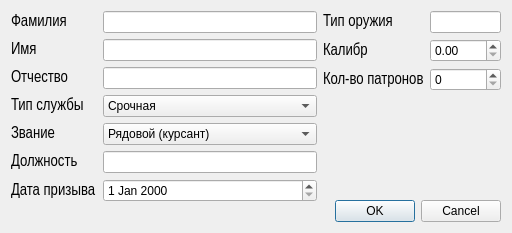
Before: the Qt Designer form addsoldierdialog.ui in DNDCpp/QT_army_project, drawn with Qt 5.
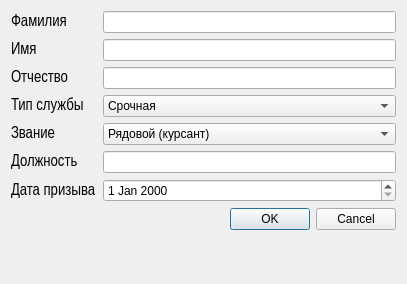
After: the same form once the commit is applied.

Commit message: Рефакторинг widget.cpp

What changed in the file:
```diff
--- a/addsoldierdialog.ui
+++ b/addsoldierdialog.ui
@@ -6,8 +6,8 @@
    <rect>
     <x>0</x>
     <y>0</y>
-    <width>500</width>
-    <height>233</height>
+    <width>407</width>
+    <height>284</height>
    </rect>
   </property>
   <property name="windowTitle">
@@ -16,6 +16,9 @@
   <layout class="QHBoxLayout" name="horizontalLayout">
    <item>
     <layout class="QFormLayout" name="formLayout">
+     <property name="formAlignment">
+      <set>Qt::AlignHCenter|Qt::AlignTop</set>
+     </property>
      <item row="0" column="0">
       <widget class="QLabel" name="label">
        <property name="font">
@@ -240,77 +243,7 @@
        </item>
       </widget>
      </item>
-    </layout>
-   </item>
-   <item>
-    <layout class="QVBoxLayout" name="verticalLayout">
-     <property name="rightMargin">
-      <number>0</number>
-     </property>
-     <item>
-      <layout class="QFormLayout" name="formLayout_2">
-       <property name="rightMargin">
-        <number>0</number>
-       </property>
-       <item row="0" column="0">
-        <widget class="QLabel" name="label_8">
-         <property name="font">
-          <font>
-           <family>Arial Narrow</family>
-           <pointsize>12</pointsize>
-          </font>
-         </property>
-         <property name="text">
-          <string>Тип оружия</string>
-         </property>
-        </widget>
-       </item>
-       <item row="0" column="1">
-        <widget class="QLineEdit" name="gun"/>
-       </item>
-       <item row="1" column="0">
-        <widget class="QLabel" name="label_9">
-         <property name="font">
-          <font>
-           <family>Arial Narrow</family>
-           <pointsize>12</pointsize>
-          </font>
-         </property>
-         <property name="text">
-          <string>Калибр</string>
-         </property>
-        </widget>
-       </item>
-       <item row="2" column="0">
-        <widget class="QLabel" name="label_10">
-         <property name="font">
-          <font>
-           <family>Arial Narrow</family>
-           <pointsize>12</pointsize>
-          </font>
-         </property>
-         <property name="text">
-          <string>Кол-во патронов</string>
-         </property>
-        </widget>
-       </item>
-       <item row="2" column="1">
-        <widget class="QSpinBox" name="count">
-         <property name="maximum">
-          <number>5000</number>
-         </property>
-        </widget>
-       </item>
-       <item row="1" column="1">
-        <widget class="QDoubleSpinBox" name="caliber">
-         <property name="maximum">
-          <double>1000.990000000000009</double>
-         </property>
-        </widget>
-       </item>
-      </layout>
-     </item>
-     <item>
+     <item row="7" column="1">
       <widget class="QDialogButtonBox" name="buttonBox">
        <property name="standardButtons">
         <set>QDialogButtonBox::Cancel|QDialogButtonBox::Ok</set>
```
The commit also changes 4 other files.
